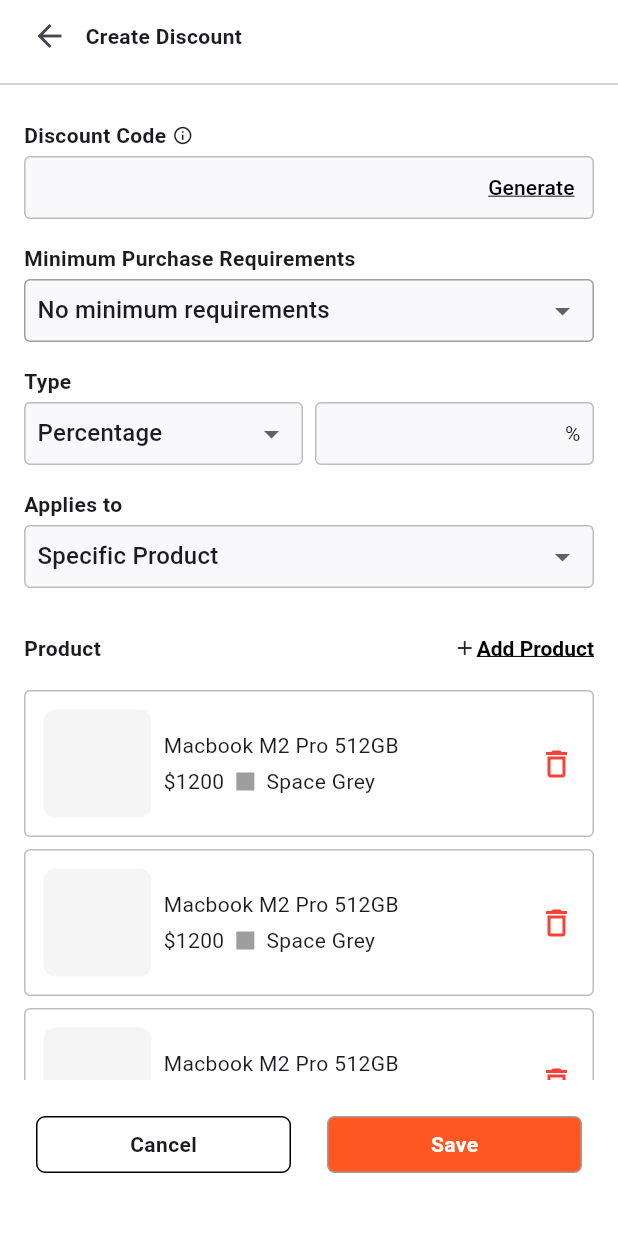
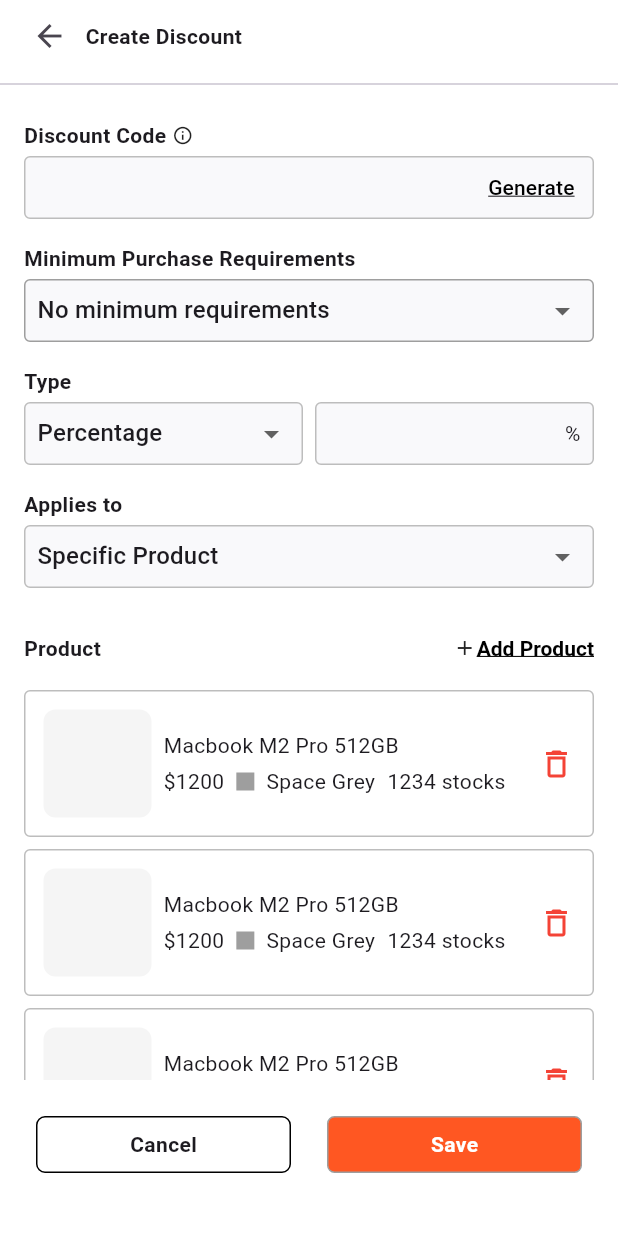
Before and after one commit to JAICHANGPARK/flutter_notebook_chapter_48, a Flutter app: the PromotionPage screen opened directly, after a tap on "Create Discount", on a phone screen of 412 x 824 dp. Run offline on Flutter 3.47's test engine with Material 3 defaults, Android fonts, the phone set to English and light mode, and no system bars; our stand-ins replace hugeicons.

Commit message:
Update promotion_page.dart

```diff
--- a/lib/ep2419_promotion_app/ui/promotion_page.dart
+++ b/lib/ep2419_promotion_app/ui/promotion_page.dart
@@ -577,7 +577,8 @@
                                                                           .grey,
                                                                     ),
                                                               ),
-                                                              Text("Space Grey")
+                                                              Text("Space Grey"),
+                                                              Text("1234 stocks")
                                                             ],
                                                           ),
                                                         ],
```
